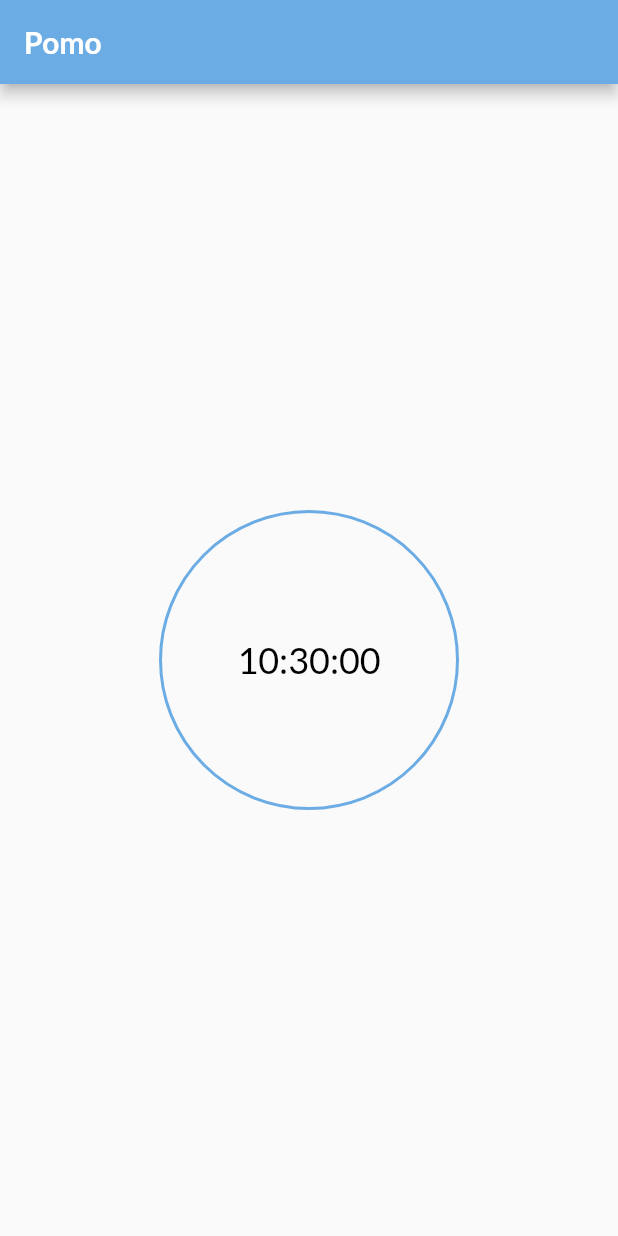
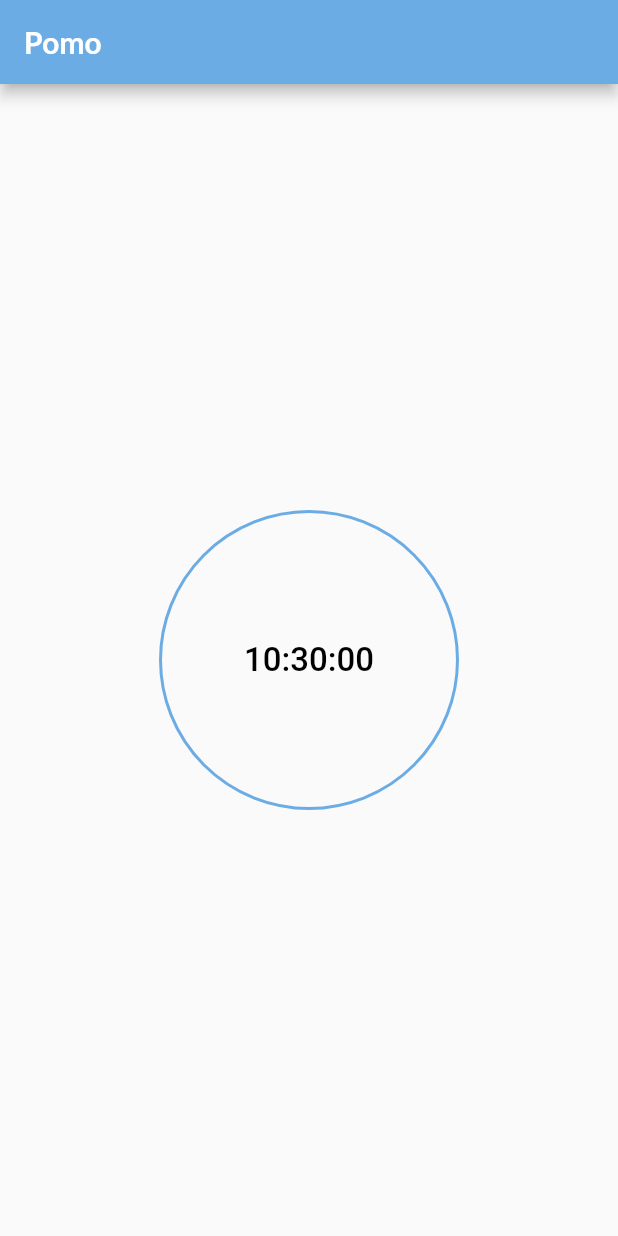
Before and after one commit to zullapo/pomo, a Flutter app: the screen it shows after launch, on a phone screen of 412 x 824 dp. Run offline on Flutter 3.47's test engine with Material 2 defaults, Android fonts, the phone set to English and light mode, and no system bars; our stand-ins replace universal_platform; missing offline and left inert: responsive_ui.

Commit message:
Changed fonts

```diff
--- a/lib/app/home.dart
+++ b/lib/app/home.dart
@@ -2,7 +2,6 @@ import 'package:flutter/cupertino.dart';
 import 'package:flutter/material.dart';
 import 'package:pomo/app/shared/colors.dart';
 import 'package:pomo/app/shared/constants.dart';
-import 'package:pomo/app/shared/fonts.dart';
 import 'package:pomo/app/widgets/timer.dart';
 
 class Home extends StatelessWidget {
@@ -29,19 +28,24 @@ class Home extends StatelessWidget {
         child: Container(
           height: availableHeight,
           alignment: Alignment.center,
-          child: Column(
+          child: Row(
+            crossAxisAlignment: CrossAxisAlignment.start,
             mainAxisAlignment: MainAxisAlignment.center,
-            crossAxisAlignment: CrossAxisAlignment.center,
             children: [
-              AppTimer(
-                dateTime: DateTime.now(),
+              Column(
+                mainAxisAlignment: MainAxisAlignment.center,
+                crossAxisAlignment: CrossAxisAlignment.center,
+                children: [
+                  AppTimer(
+                    dateTime: DateTime.now(),
+                  ),
+                ],
               ),
             ],
           ),
         ),
       ),
     );
-
 
     return !isIos
         ? Scaffold(
@@ -53,10 +57,7 @@ class Home extends StatelessWidget {
               backgroundColor: AppColors.skyBlue,
               middle: Text(
                 "Pomo",
-                style: latoBold(
-                  size: 20,
-                  color: AppColors.white,
-                ),
+                style: Theme.of(context).appBarTheme.titleTextStyle,
               ),
             ),
             child: bodyPage,
--- a/lib/app/shared/fonts.dart
+++ b/lib/app/shared/fonts/lato.dart
@@ -1,12 +1,15 @@
 import 'package:flutter/material.dart';
 
-TextStyle latoW400({
+TextStyle lato = const TextStyle(
+  fontFamily: "Lato",
+);
+
+TextStyle latoRegular({
   required double size,
   required Color color,
 }) {
-  return TextStyle(
+  return lato.copyWith(
     fontWeight: FontWeight.w400,
-    fontFamily: "Lato",
     fontSize: size,
     color: color,
   );
@@ -16,9 +19,8 @@ TextStyle latoBold({
   required double size,
   required Color color,
 }) {
-  return TextStyle(
+  return lato.copyWith(
     fontWeight: FontWeight.bold,
-    fontFamily: "Lato",
     fontSize: size,
     color: color,
   );
--- /dev/null
+++ b/lib/app/shared/fonts/roboto.dart
@@ -0,0 +1,38 @@
+import 'package:flutter/material.dart';
+
+TextStyle roboto = const TextStyle(
+  fontFamily: "Roboto",
+);
+
+TextStyle robotoRegular({
+  required double size,
+  required Color color,
+}) {
+  return roboto.copyWith(
+    fontWeight: FontWeight.w400,
+    fontSize: size,
+    color: color,
+  );
+}
+
+TextStyle robotoMedium({
+  required double size,
+  required Color color,
+}) {
+  return roboto.copyWith(
+    fontWeight: FontWeight.w500,
+    fontSize: size,
+    color: color,
+  );
+}
+
+TextStyle robotoBold({
+  required double size,
+  required Color color,
+}) {
+  return roboto.copyWith(
+    fontWeight: FontWeight.bold,
+    fontSize: size,
+    color: color,
+  );
+}
--- a/lib/app/widgets/timer.dart
+++ b/lib/app/widgets/timer.dart
@@ -24,7 +24,7 @@ class AppTimer extends StatelessWidget {
       child: Center(
         child: Text(
           formattedTime,
-          style: Theme.of(context).textTheme.headlineSmall,
+          style: Theme.of(context).textTheme.titleLarge,
         ),
       ),
     );
--- a/lib/main.dart
+++ b/lib/main.dart
@@ -1,7 +1,8 @@
 import 'package:flutter/material.dart';
 import 'package:pomo/app/home.dart';
 import 'package:pomo/app/shared/colors.dart';
-import 'package:pomo/app/shared/fonts.dart';
+import 'package:pomo/app/shared/fonts/lato.dart';
+import 'package:pomo/app/shared/fonts/roboto.dart';
 import 'package:responsive_ui/responsive_ui.dart';
 
 void main() => runApp(const Main());
@@ -22,12 +23,8 @@ class Main extends StatelessWidget {
           secondary: AppColors.yellow,
         ),
         textTheme: theme.textTheme.copyWith(
-          bodyMedium: latoW400(
-            size: 14,
-            color: AppColors.black,
-          ),
-          headlineSmall: latoW400(
-            size: 24,
+          titleLarge: robotoMedium(
+            size: 22,
             color: AppColors.black,
           ),
         ),
```
Also changed, not shown: pubspec.yaml (+7 -2 lines), assets/fonts/lato/Lato-Bold.ttf (renamed from assets/fonts/Lato-Bold.ttf), assets/fonts/lato/Lato-Regular.ttf (renamed from assets/fonts/Lato-Regular.ttf), assets/fonts/roboto/Roboto-Bold.ttf (added), assets/fonts/roboto/Roboto-Medium.ttf (added), assets/fonts/roboto/Roboto-Regular.ttf (added).
